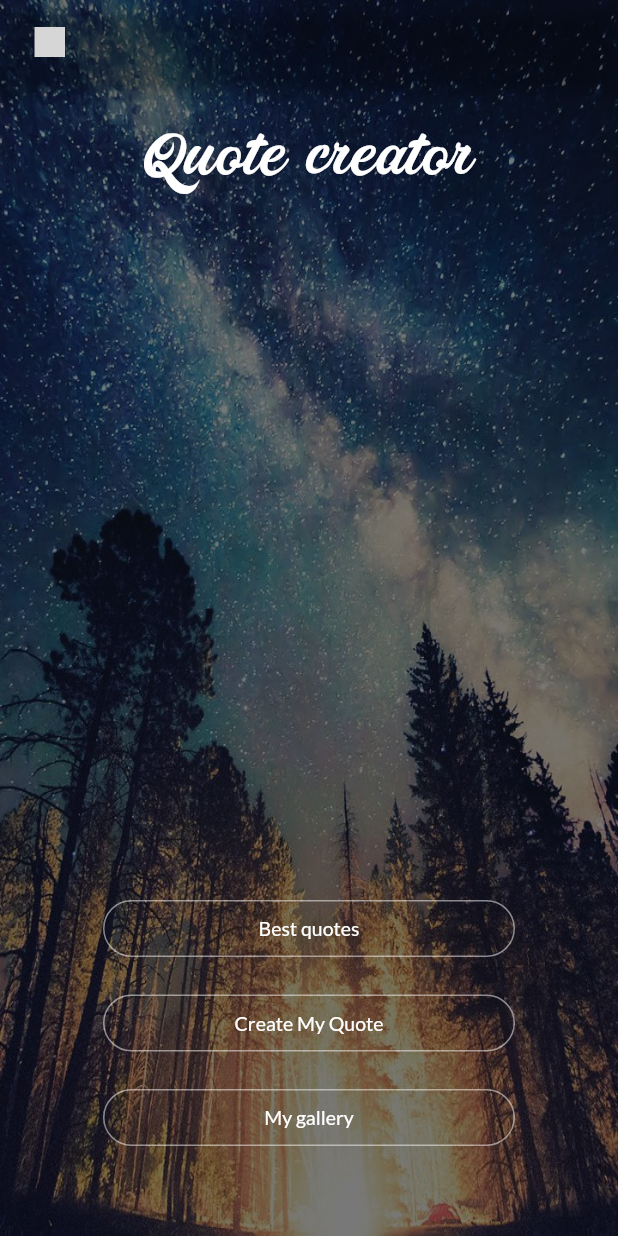
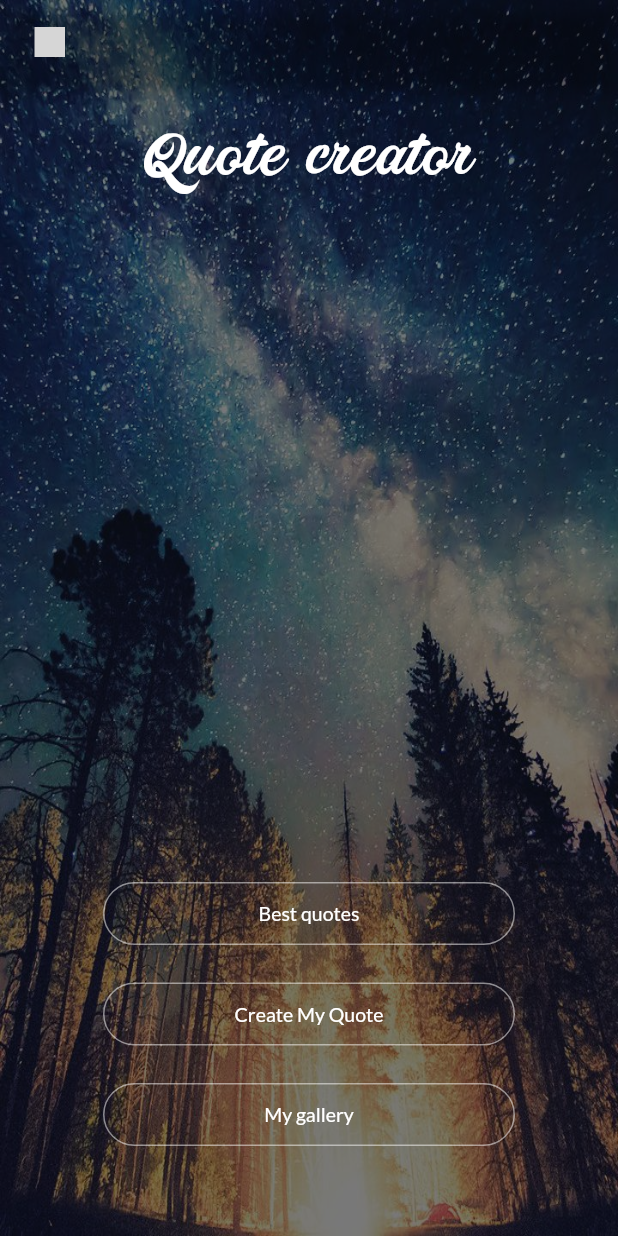
Before and after one commit to nanashi1111/quoter, a Flutter app: the screen it shows after launch, on a phone screen of 412 x 824 dp. Run offline on Flutter 3.47's test engine with Material 3 defaults, Android fonts, the phone set to English and light mode, and no system bars; our stand-ins replace bloc, dio, equatable, flutter_bloc, flutter_colorpicker, flutter_svg and 9 more; missing offline and left inert: dart:ffi; accounts and stored records are empty; generated files the repository leaves out were written again; grey boxes are pictures that could not be loaded.

Commit message:
update UI

```diff
--- a/quoter/lib/screen/editor/components/text_size_selector.dart
+++ b/quoter/lib/screen/editor/components/text_size_selector.dart
@@ -12,11 +12,12 @@ class TextSizeSelector extends StatelessWidget {
     return BlocBuilder<EditorBloc, EditorState>(builder: (context, state) {
       return  Center(child: Padding(padding: EdgeInsets.all(20), child: Row(
         children: [
-          Text("A", style: TextStyle(fontSize: 15),),
+          Text("A", style: TextStyle(fontSize: 15, color: Colors.white),),
           SizedBox(width: 20,),
           Expanded(child: CupertinoSlider(
             min: 0.0,
             max: 100.0,
+            activeColor: Colors.white,
             value: _fontSize(state),
             onChanged: (value) {
               TextStyle newTextStyle = (state as EditingState).quoteEditor.textStyle.copyWith(fontSize: value);
@@ -25,7 +26,7 @@ class TextSizeSelector extends StatelessWidget {
             },
           ),),
           SizedBox(width: 20,),
-          Text("A", style: TextStyle(fontSize: 40),),
+          Text("A", style: TextStyle(fontSize: 40, color: Colors.white),),
         ],
       ),));
     });
--- a/quoter/lib/screen/menu/components/mene_item.dart
+++ b/quoter/lib/screen/menu/components/mene_item.dart
@@ -27,19 +27,10 @@ class _MenuItemState extends State<MenuItem> {
         borderRadius: BorderRadius.circular(25),
       ),
       splashColor: Colors.white.withOpacity(0.5),
-      child: pressingDown ? Container(
-        decoration: BoxDecoration(color: Colors.white.withOpacity(0.3), borderRadius: BorderRadius.circular(25), border: Border.all(color: Colors.white.withOpacity(1))),
-        width: screenWidth * 2 / 3,
-        padding: EdgeInsets.symmetric(vertical: 10),
-        alignment: Alignment.center,
-        child: Text(
-          widget.title,
-          style: GoogleFonts.lato(color: Colors.white, fontSize: 13),
-        ),
-      ): Container(
+      child: Container(
         decoration: BoxDecoration(color: Colors.white.withOpacity(0), borderRadius: BorderRadius.circular(25), border: Border.all(color: Colors.white.withOpacity(0.5))),
         width: screenWidth * 2 / 3,
-        padding: EdgeInsets.symmetric(vertical: 10),
+        padding: EdgeInsets.symmetric(vertical: 12),
         alignment: Alignment.center,
         child: Text(
           widget.title,
--- a/quoter/lib/screen/menu/menu_screen.dart
+++ b/quoter/lib/screen/menu/menu_screen.dart
@@ -86,7 +86,6 @@ class _MenuScreenState extends State<MenuScreen> {
                   }),
                 ),
                 onDrawerChanged: (open) {
-                  debugPrint("Drawer open: ${open}");
                   setState(() {
                     _drawerOpened = open;
                   });
--- a/quoter/lib/screen/my_quotes/my_quotes_screen.dart
+++ b/quoter/lib/screen/my_quotes/my_quotes_screen.dart
@@ -56,7 +56,7 @@ class MyQuotesScreen extends StatelessWidget {
               if (numberOfQuotes > 0) {
                 return ListView.separated(
                   itemBuilder: (context, pos) {
-                    double size = MediaQuery.of(context).size.width * 0.9;
+                    double size = MediaQuery.of(context).size.width * 1;
 
                     QuoteEditor quote = state.quotes[pos];
                     return MyQuoteItem(
```
Also changed, not shown: quoter/lib/screen/my_quotes/my_quote_item.dart (+20 -12 lines).
